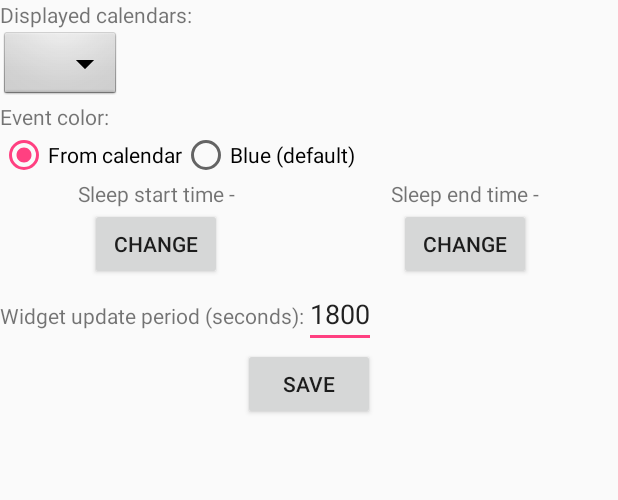
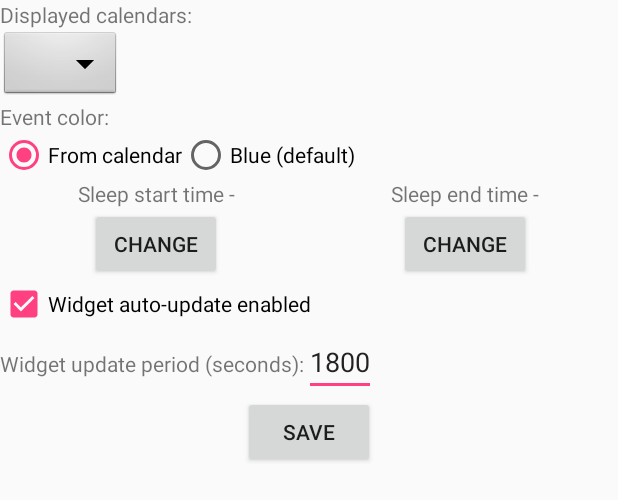
Before and after one commit to tyichye/daily-calendar-clock-widget, an Android app: the layout activity_widget_configuration.xml on its own in the app's theme, with its tools: preview values and no code run, on a phone screen of 412 x 824 dp. Shown: the top 500 px of the screen. Run offline under Robolectric (Android 15) with nearby library versions, the phone set to English and light mode, and no system bars.

Commit message:
feat: add an option to disable widget auto-update

```diff
--- a/app/build.gradle
+++ b/app/build.gradle
@@ -6,8 +6,8 @@ android {
         applicationId "com.miltolstoy.roundcalendar"
         minSdkVersion 23
         targetSdkVersion 28
-        versionCode 31
-        versionName "1.19.1"
+        versionCode 32
+        versionName "1.20.0"
         testInstrumentationRunner "android.support.test.runner.AndroidJUnitRunner"
     }
     buildTypes {
--- a/app/src/main/res/layout/activity_widget_configuration.xml
+++ b/app/src/main/res/layout/activity_widget_configuration.xml
@@ -121,6 +121,13 @@
 
         </LinearLayout>
 
+        <CheckBox
+            android:id="@+id/auto_update"
+            android:layout_width="wrap_content"
+            android:layout_height="wrap_content"
+            android:checked="true"
+            android:text="@string/auto_update_enabled"/>
+
         <LinearLayout
             android:layout_width="wrap_content"
             android:layout_height="wrap_content">
--- a/app/src/main/res/values/strings.xml
+++ b/app/src/main/res/values/strings.xml
@@ -14,6 +14,7 @@
     <string name="sleep_end">Sleep end time - </string>
     <string name="change">Change</string>
 
+    <string name="auto_update_enabled">Widget auto-update enabled</string>
     <string name="update_period_label">Widget update period (seconds): </string>
     <string name="update_period_default">1800</string>
 
```
Also changed, not shown: app/src/main/java/com/miltolstoy/roundcalendar/WidgetConfigurationActivity.java (+20 -1 lines), app/src/main/java/com/miltolstoy/roundcalendar/WidgetProvider.java (+8 -3 lines).
